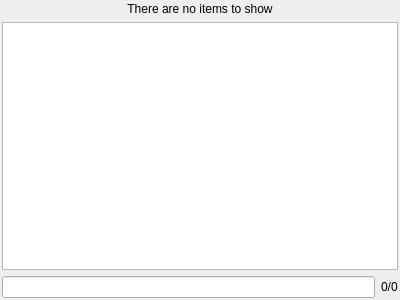
This is Gems/LyShine/Code/Editor/Animation/UiAnimViewNodes.ui in Zee2401/o3de as Qt 5 draws it before an edit. The edited form follows.
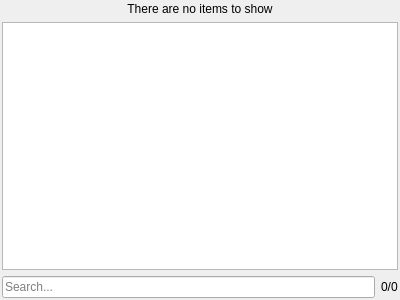
This is the edited form. Custom widgets are drawn as their Qt base class.

Commit message:
🎨 Palette: Standardize search inputs in LyShine Animation Editor
Promoted standard QLineEdit widgets to AzQtComponents::SearchLineEdit in
LyShine Animation Nodes view and Find dialog. This adds standard O3DE
search styling (magnifying glass, clear button) and improves
accessibility by adding the 'accessibleName' property.

- Modified Gems/LyShine/Code/Editor/Animation/UiAnimViewNodes.ui
- Modified Gems/LyShine/Code/Editor/Animation/UiAnimViewFindDlg.ui

Patch:
```diff
--- a/Gems/LyShine/Code/Editor/Animation/UiAnimViewNodes.ui
+++ b/Gems/LyShine/Code/Editor/Animation/UiAnimViewNodes.ui
@@ -31,6 +31,15 @@
      <property name="focusPolicy">
       <enum>Qt::ClickFocus</enum>
      </property>
+     <property name="placeholderText">
+      <string>Search...</string>
+     </property>
+     <property name="clearButtonEnabled">
+      <bool>true</bool>
+     </property>
+     <property name="accessibleName">
+      <string>Search</string>
+     </property>
     </widget>
    </item>
    <item row="2" column="1">
@@ -91,6 +100,11 @@
    <extends>QTreeWidget</extends>
    <header>Animation/UiAnimViewNodes.h</header>
   </customwidget>
+  <customwidget>
+   <class>AzQtComponents::SearchLineEdit</class>
+   <extends>QLineEdit</extends>
+   <header location="global">AzQtComponents/Components/SearchLineEdit.h</header>
+  </customwidget>
  </customwidgets>
  <resources/>
  <connections/>
```
Left out of the diff: 2 changed lines with no effect on the pictures. The commit also changes 2 other files.
